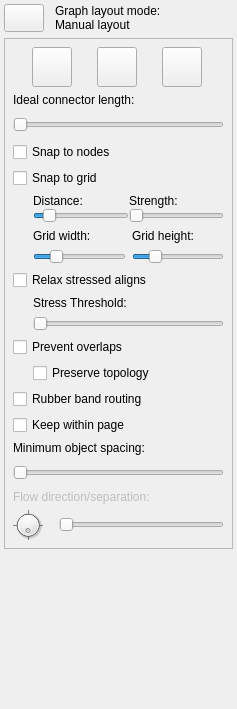
This is libdunnartcanvas/ui/LayoutProperties.ui in skieffer/ortho as Qt 5 draws it before an edit. The edited form follows.
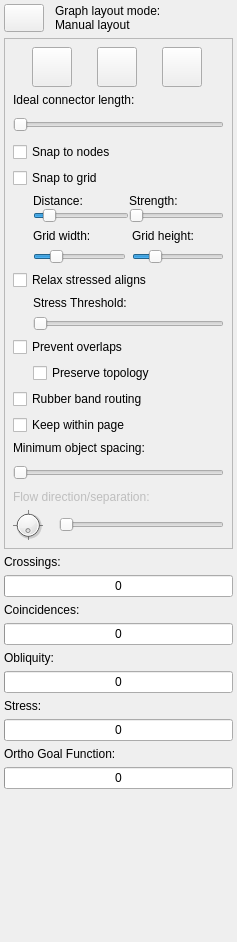
This is the edited form. Icons and pictures are not drawn.

Commit message: connected ortho goal and components to gui readouts

Diff of the .ui file:
```diff
--- a/libdunnartcanvas/ui/LayoutProperties.ui
+++ b/libdunnartcanvas/ui/LayoutProperties.ui
@@ -7,7 +7,7 @@
     <x>0</x>
     <y>0</y>
     <width>237</width>
-    <height>709</height>
+    <height>942</height>
    </rect>
   </property>
   <property name="sizePolicy">
@@ -19,7 +19,7 @@
   <property name="minimumSize">
    <size>
     <width>237</width>
-    <height>709</height>
+    <height>933</height>
    </size>
   </property>
   <property name="allowedAreas">
@@ -29,7 +29,7 @@
    <string>Layout Properties</string>
   </property>
   <widget class="QWidget" name="dockWidgetContents">
-   <layout class="QVBoxLayout" name="verticalLayout_2" stretch="0,0,1">
+   <layout class="QVBoxLayout" name="verticalLayout_2" stretch="0,0,0,1">
     <property name="margin">
      <number>4</number>
     </property>
@@ -774,6 +774,125 @@
       </widget>
      </widget>
     </item>
+    <item>
+     <layout class="QVBoxLayout" name="verticalLayout_9">
+      <item>
+       <widget class="QLabel" name="crossingsLabel">
+        <property name="text">
+         <string>Crossings:</string>
+        </property>
+       </widget>
+      </item>
+      <item>
+       <widget class="QProgressBar" name="crossingsBar">
+        <property name="enabled">
+         <bool>true</bool>
+        </property>
+        <property name="sizePolicy">
+         <sizepolicy hsizetype="Expanding" vsizetype="Maximum">
+          <horstretch>0</horstretch>
+          <verstretch>15</verstretch>
+         </sizepolicy>
+        </property>
+        <property name="maximum">
+         <number>20</number>
+        </property>
+        <property name="value">
+         <number>0</number>
+        </property>
+        <property name="format">
+         <string>%v</string>
+        </property>
+       </widget>
+      </item>
+      <item>
+       <widget class="QLabel" name="coincidencesLabel">
+        <property name="text">
+         <string>Coincidences:</string>
+        </property>
+       </widget>
+      </item>
+      <item>
+       <widget class="QProgressBar" name="coincidencesBar">
+        <property name="maximum">
+         <number>20</number>
+        </property>
+        <property name="value">
+         <number>0</number>
+        </property>
+        <property name="format">
+         <string>%v</string>
+        </property>
+       </widget>
+      </item>
+      <item>
+       <widget class="QLabel" name="obliquityLabel">
+        <property name="text">
+         <string>Obliquity:</string>
+        </property>
+       </widget>
+      </item>
+      <item>
+       <widget class="QProgressBar" name="obliquityBar">
+        <property name="maximum">
+         <number>5000</number>
+        </property>
+        <property name="value">
+         <number>0</number>
+        </property>
+        <property name="format">
+         <string>%v</string>
+        </property>
+       </widget>
+      </item>
+      <item>
+       <widget class="QLabel" name="stressLabel">
+        <property name="text">
+         <string>Stress:</string>
+        </property>
+       </widget>
+      </item>
+      <item>
+       <widget class="QProgressBar" name="stressBar">
+        <property name="maximum">
+         <number>500</number>
+        </property>
+        <property name="value">
+         <number>0</number>
+        </property>
+        <property name="textVisible">
+         <bool>true</bool>
+        </property>
+        <property name="invertedAppearance">
+         <bool>false</bool>
+        </property>
+        <property name="format">
+         <string>%v</string>
+        </property>
+       </widget>
+      </item>
+      <item>
+       <widget class="QLabel" name="orthoGoalLabel">
+        <property name="text">
+         <string>Ortho Goal Function:</string>
+        </property>
+       </widget>
+      </item>
+      <item>
+       <widget class="QProgressBar" name="orthoGoalBar">
+        <property name="maximum">
+         <number>5000</number>
+        </property>
+        <property name="value">
+         <number>0</number>
+        </property>
+        <property name="format">
+         <string>%v</string>
+        </property>
+       </widget>
+      </item>
+     </layout>
+    </item>
     <item>
      <spacer name="verticalSpacer_2">
       <property name="orientation">
```
The commit also changes 5 other files.
